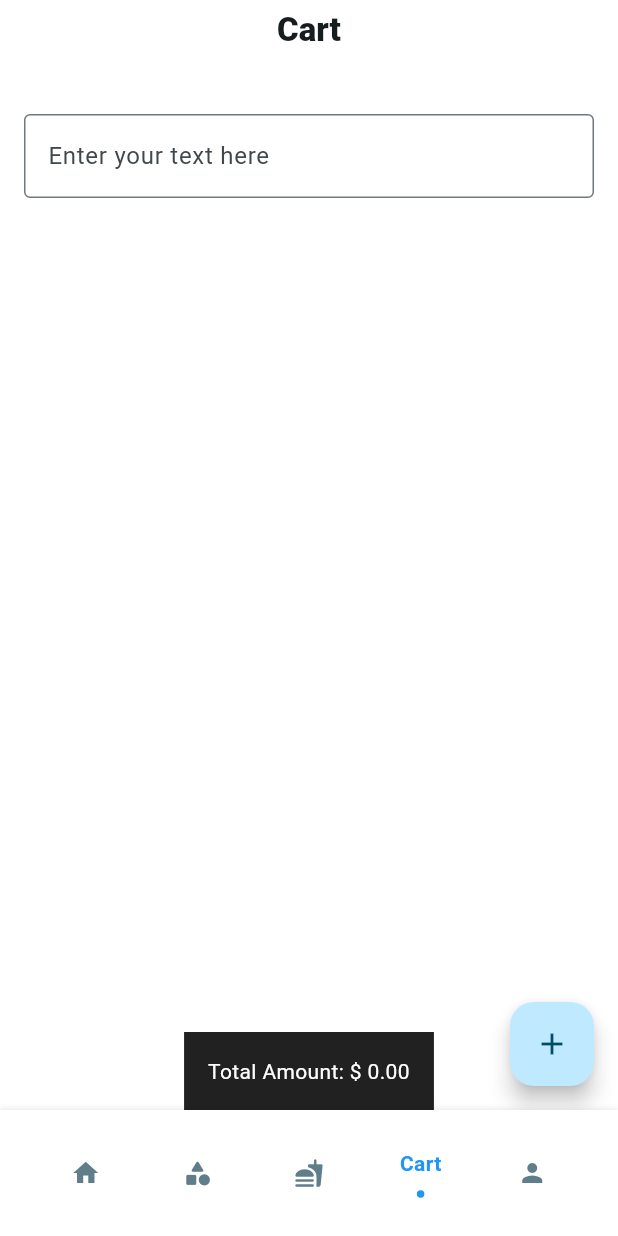
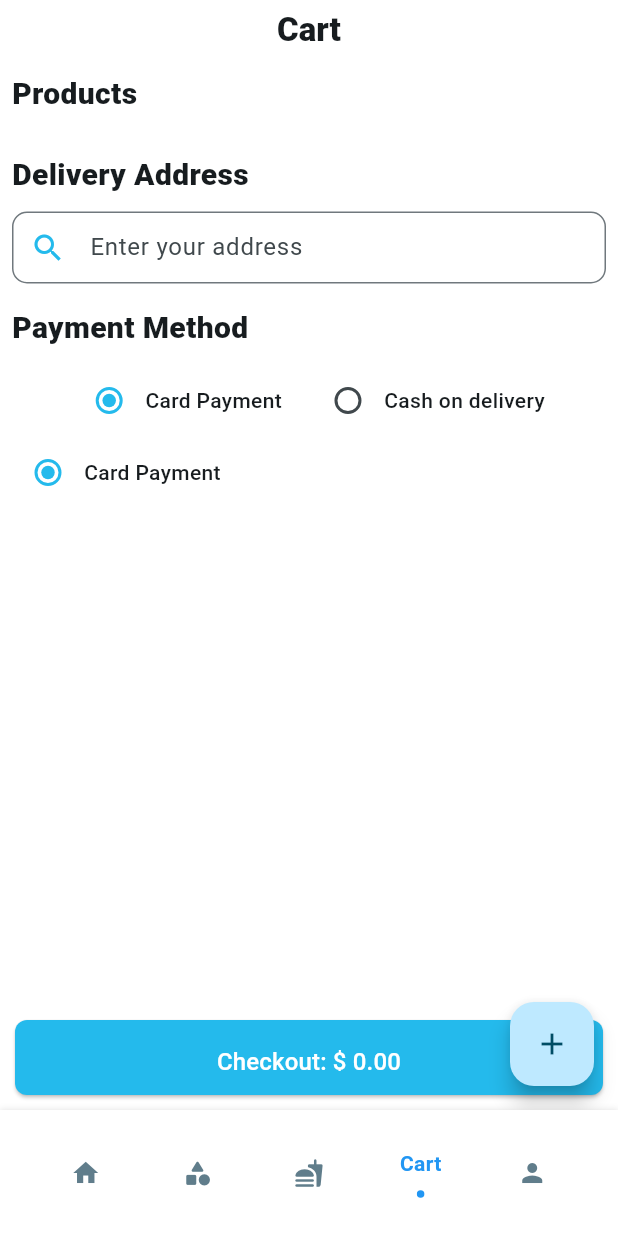
Before and after one commit to gullhassan23/WholesaleGrocassryStore, a Flutter app: the screen it shows after launch, item 4 of the bottom bar chosen, on a phone screen of 412 x 824 dp. Run offline on Flutter 3.47's test engine with Material 3 defaults, Android fonts, the phone set to English and light mode, and no system bars; drawn by our look-alikes of flashy_tab_bar2; our stand-ins replace cached_network_image, carousel_slider, cloud_firestore, device_info_plus, dotted_border, firebase_auth and 9 more; missing offline and left inert: bcrypt; accounts and stored records are empty; network calls fail.

Commit message:
first commit

```diff
--- a/wholesaleapp/lib/screens/homeScreen/cart_screen.dart
+++ b/wholesaleapp/lib/screens/homeScreen/cart_screen.dart
@@ -6,6 +6,7 @@ import 'package:wholesaleapp/helper/constant/colors_resource.dart';
 
 // CartController to manage state
 class CartController extends GetxController {
+  var radioSelection = false.obs;
   var cartItems = <Map<String, dynamic>>[].obs;
 
   // Add item to cart
@@ -34,17 +35,28 @@ class CartController extends GetxController {
     }
   }
 
-  // Get total amount
   double getTotalAmount() {
-    return cartItems.fold(0.0, (sum, item) {
+    double totalAmount = cartItems.fold(0.0, (sum, item) {
       return sum + (item['quantity'] * item['cost']);
     });
+    if (totalAmount != 0) {
+      totalAmount += 15;
+    }
+
+    return totalAmount;
   }
 }
 
 // CartScreen with GetX
-class CartScreen extends StatelessWidget {
+class CartScreen extends StatefulWidget {
+  @override
+  State<CartScreen> createState() => _CartScreenState();
+}
+
+class _CartScreenState extends State<CartScreen> {
   final CartController cartController = Get.put(CartController());
+  final TextEditingController locationController = TextEditingController();
+  int _selectedRadio = 0;
 
   @override
   Widget build(BuildContext context) {
@@ -62,8 +74,19 @@ class CartScreen extends StatelessWidget {
         children: [
           Expanded(
             child: SingleChildScrollView(
+              child: Padding(
+                padding: const EdgeInsets.all(8.0),
                 child: Column(
+                  crossAxisAlignment: CrossAxisAlignment.start,
                   children: [
+                    Text(
+                      'Products',
+                      style: TextStyle(
+                        fontWeight: FontWeight.w900,
+                        fontSize: 20,
+                      ),
+                    ),
+                    SizedBox(height: 10.0),
                     Obx(
                       () => ListView.builder(
                         shrinkWrap: true,
@@ -92,7 +115,8 @@ class CartScreen extends StatelessWidget {
                                     child: CachedNetworkImage(
                                       placeholder: (context, url) =>
                                           CircularProgressIndicator(),
-                                    errorWidget: (context, url, error) => Icon(
+                                      errorWidget: (context, url, error) =>
+                                          Icon(
                                         Icons.error,
                                         color: Colors.white,
                                       ),
@@ -104,7 +128,8 @@ class CartScreen extends StatelessWidget {
                                   ),
                                   SizedBox(width: 10.0),
                                   Column(
-                                  crossAxisAlignment: CrossAxisAlignment.start,
+                                    crossAxisAlignment:
+                                        CrossAxisAlignment.start,
                                     children: [
                                       Text(
                                         item['productName'],
@@ -154,8 +179,8 @@ class CartScreen extends StatelessWidget {
                                               height: 30.0,
                                               width: 30.0,
                                               decoration: BoxDecoration(
-                                              color:
-                                                  ColorsResource.PRIMARY_COLOR,
+                                                color: ColorsResource
+                                                    .PRIMARY_COLOR,
                                                 shape: BoxShape
                                                     .circle, // Circular shape
                                               ),
@@ -184,8 +209,8 @@ class CartScreen extends StatelessWidget {
                                       ),
                                       SizedBox(height: 50.h),
                                       InkWell(
-                                      onTap: () =>
-                                          cartController.removeFromCart(index),
+                                        onTap: () => cartController
+                                            .removeFromCart(index),
                                         child: Icon(
                                           Icons.delete,
                                           color: Colors.red,
@@ -200,30 +225,137 @@ class CartScreen extends StatelessWidget {
                         },
                       ),
                     ),
-                  SizedBox(height: 20.0),
-                  // TextField Below ListView
-                  Padding(
-                    padding: const EdgeInsets.all(16.0),
-                    child: TextField(
+                    SizedBox(height: 15.0),
+                    Text(
+                      'Delivery Address',
+                      style: TextStyle(
+                        fontWeight: FontWeight.w900,
+                        fontSize: 20,
+                      ),
+                    ),
+                    SizedBox(height: 10.0),
+                    TextField(
+                      controller: locationController,
                       decoration: InputDecoration(
-                        border: OutlineInputBorder(),
-                        hintText: 'Enter your text here',
+                        hintText: 'Enter your address',
+                        contentPadding: EdgeInsets.symmetric(horizontal: 10),
+                        prefixIcon: Icon(
+                          Icons.search,
+                          color: ColorsResource.PRIMARY_COLOR,
+                        ),
+                        focusedBorder: OutlineInputBorder(
+                          borderSide: BorderSide(
+                            color: ColorsResource.PRIMARY_COLOR,
+                            width: 1.0,
+                          ),
+                          borderRadius: BorderRadius.circular(30.0),
+                        ),
+                        border: OutlineInputBorder(
+                          borderSide: BorderSide(
+                            color: ColorsResource.PRIMARY_COLOR,
+                            width: 1.0,
+                          ),
+                          borderRadius: BorderRadius.circular(10.0),
                         ),
                       ),
                     ),
+                    SizedBox(height: 15.0),
+                    Text(
+                      'Payment Method',
+                      style: TextStyle(
+                        fontWeight: FontWeight.w900,
+                        fontSize: 20,
+                      ),
+                    ),
+                    SizedBox(height: 10.0),
+                    Row(
+                      mainAxisAlignment: MainAxisAlignment.center,
+                      children: [
+                        Radio<int>(
+                          value: 0,
+                          activeColor: ColorsResource.PRIMARY_COLOR,
+                          groupValue: _selectedRadio,
+                          onChanged: (int? value) {
+                            setState(() {
+                              _selectedRadio = value!;
+                            });
+                          },
+                        ),
+                        Text(
+                          'Card Payment',
+                          style: TextStyle(
+                            fontWeight: FontWeight.w500,
+                            fontSize: 14,
+                          ),
+                        ),
+                        SizedBox(width: 20.0),
+                        Radio<int>(
+                          value: 1,
+                          activeColor: ColorsResource.PRIMARY_COLOR,
+                          groupValue: _selectedRadio,
+                          onChanged: (int? value) {
+                            setState(() {
+                              _selectedRadio = value!;
+                            });
+                          },
+                        ),
+                        Text(
+                          'Cash on delivery',
+                          style: TextStyle(
+                            fontWeight: FontWeight.w500,
+                            fontSize: 14,
+                          ),
+                        ),
                       ],
+                    ),
+                    Row(
+                      children: [
+                        Radio(
+                          fillColor: WidgetStateProperty.all(
+                              ColorsResource.PRIMARY_COLOR),
+                          value: true,
+                          groupValue: true, // Always selected
+                          onChanged: null, // Disabl
+                        ),
+                        Text(
+                          'Card Payment',
+                          style: TextStyle(
+                            fontWeight: FontWeight.w500,
+                            fontSize: 14,
+                          ),
+                        ),
+                      ],
+                    ),
+                    SizedBox(height: 10.0),
+                  ],
+                ),
               ),
             ),
           ),
           // Total Amount Widget
           Obx(
-            () => Container(
-              color: Colors.grey[900],
+            () => Padding(
+              padding: const EdgeInsets.all(10),
+              child: ElevatedButton(
+                style: ElevatedButton.styleFrom(
+                  maximumSize: Size(double.infinity, 50),
+                  minimumSize: Size(double.infinity, 50),
+                  backgroundColor: ColorsResource.PRIMARY_COLOR,
                   padding: EdgeInsets.all(16.0),
+                  shape: RoundedRectangleBorder(
+                    borderRadius: BorderRadius.circular(8),
+                  ),
+                ),
+                onPressed: () {
+                  // perform navigation
+                },
+                child: Center(
                   child: Text(
-                style: TextStyle(color: Colors.white),
-                'Total Amount: \$ ${cartController.getTotalAmount().toStringAsFixed(2)}',
+                    'Checkout: \$ ${cartController.getTotalAmount().toStringAsFixed(2)}',
+                    style: TextStyle(color: Colors.white, fontSize: 16.0),
                     textAlign: TextAlign.center,
+                  ),
+                ),
               ),
             ),
           ),
```
Lines whose indentation alone changed are shown as unchanged.
